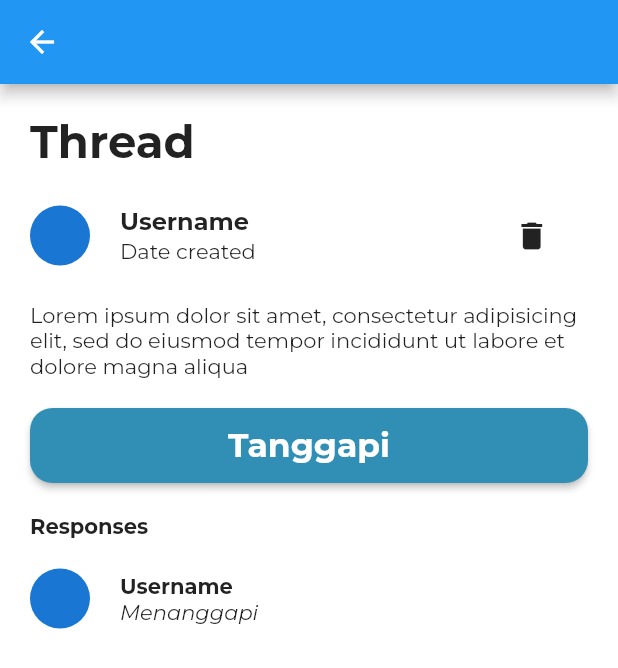
After one commit to asbp/edu-life, a Flutter app: the Thread screen opened directly, on a phone screen of 412 x 824 dp. The commit adds this screen. Shown: the top 668 px of the screen. Run offline on Flutter 3.47's test engine with Material 2 defaults, Android fonts, the phone set to English and light mode, and no system bars; project files that could hold a hidden picture were left out.

Commit message:
add Thread page

```diff
--- a/lib/src/ui/pages/forum/page_forum_dashboard.dart
+++ b/lib/src/ui/pages/forum/page_forum_dashboard.dart
@@ -1,3 +1,4 @@
+import 'package:edu_life/src/ui/pages/thread/thread.dart';
 import 'package:flutter/material.dart';
 
 import '../../../constants/constant_main.dart';
@@ -12,8 +13,7 @@ class _ForumState extends State<ForumDashbardPage> {
   @override
   Widget build(BuildContext context) {
     return Scaffold(
-      body: Container(
-        child: Column(
+      body: Column(
           children: <Widget>[
             Container(
               height: 150,
@@ -65,17 +65,29 @@ class _ForumState extends State<ForumDashbardPage> {
             ),
             Container(
               // padding: const EdgeInsets.only(left: 30, top: 25, right: 30),
-              height: 450,
+              height: 460,
               // children: <Widget>[
               child: ListView.builder(
                 itemBuilder: (BuildContext context, int index) {
                   return Padding(
                       padding: EdgeInsets.symmetric(vertical: 5),
-                      child: ForumItemWidget(
-                        onClicked: () {},
-                        title: "Title",
-                        username: "Anonymous",
-                      ));
+                      child: GestureDetector(
+                        onTap: (){
+                          print("klik");
+                          Navigator.pushReplacement(
+                            context,
+                            MaterialPageRoute(
+                              builder: (context) => Thread()
+                            )
+                          );
+                        },
+                        child: ForumItemWidget(
+                          onClicked: () {},
+                          title: "Title",
+                          username: "Anonymous",
+                      )
+                      )
+                    );
                 },
                 itemCount: 100,
               ),
@@ -83,7 +95,6 @@ class _ForumState extends State<ForumDashbardPage> {
             ),
           ],
         ),
-      ),
       floatingActionButton: FloatingActionButton(
         onPressed: () {},
         child: Icon(Icons.add),
--- /dev/null
+++ b/lib/src/ui/pages/thread/thread.dart
@@ -0,0 +1,80 @@
+import 'package:edu_life/src/constants/constant_main.dart';
+import 'package:edu_life/src/ui/widgets/buttons/button_primary.dart';
+import 'package:edu_life/src/ui/widgets/widget_forum_response.dart';
+import 'package:flutter/material.dart';
+
+class Thread extends StatefulWidget {
+  @override
+  _ThreadState createState() => _ThreadState();
+}
+
+class _ThreadState extends State<Thread> {
+  @override
+  Widget build(BuildContext context) {
+    return Scaffold(
+      appBar: AppBar(
+        leading: BackButton(
+          onPressed: (){},
+        ),
+      ),
+      body: ListView(
+        padding: EdgeInsets.all(20),
+        children: <Widget>[
+          Text(
+            "Thread",
+            style: TextStyle(
+              fontSize: 30,
+              fontWeight: FontWeight.bold
+            ),
+          ),
+          SizedBox(height: 20),
+          Row(
+
+            children: <Widget>[
+              CircleAvatar(),
+              SizedBox(width: 20,),
+              Column(
+                crossAxisAlignment: CrossAxisAlignment.start,
+                children: <Widget>[
+                  Text(
+                    "Username",
+                    style: TextStyle(
+                      fontSize: 16,
+                      fontWeight: FontWeight.bold
+                    ),
+                  ),
+                  Text(
+                    "Date created",
+                  )
+                ],
+              ),
+              SizedBox(width: 160,),
+              IconButton(
+                icon: Icon(Icons.delete),
+                onPressed: (){},
+              )
+            ],
+          ),
+          SizedBox(height: 20),
+          Text(
+            "Lorem ipsum dolor sit amet, consectetur adipisicing elit, sed do eiusmod tempor incididunt ut labore et dolore magna aliqua",
+          ),
+          SizedBox(height: 20),
+          ButtonPrimary(
+            onClick: (){},
+            text: "Tanggapi",
+          ),
+          SizedBox(height: 20),
+          Text(
+            "Responses",
+            style: TextStyle(
+              fontWeight: FontWeight.bold
+            ),
+          ),
+          SizedBox(height: 20),
+          ForumResponse()
+        ],
+      ),
+    );
+  }
+}
--- a/lib/src/ui/widgets/buttons/button_primary.dart
+++ b/lib/src/ui/widgets/buttons/button_primary.dart
@@ -15,7 +15,7 @@ class ButtonPrimary extends StatelessWidget {
   @override
   Widget build(BuildContext context) {
     return RaisedButton(
-      shape: RoundedRectangleBorder(borderRadius: BorderRadius.circular(40)),
+      shape: RoundedRectangleBorder(borderRadius: BorderRadius.circular(15)),
       onPressed: onClick,
       color: colorSecondary,
       child: Container(
@@ -26,7 +26,8 @@ class ButtonPrimary extends StatelessWidget {
             text,
             style: TextStyle(
               color: Colors.white,
-              fontSize: 25,
+              fontWeight: FontWeight.bold,
+              fontSize: 22,
             ),
           ),
         ),
--- /dev/null
+++ b/lib/src/ui/widgets/widget_forum_response.dart
@@ -0,0 +1,39 @@
+import 'package:flutter/material.dart';
+
+class ForumResponse extends StatelessWidget {
+  @override
+  Widget build(BuildContext context) {
+    return Container(
+      // padding: EdgeInsets.all(10),
+      child: Row(
+        children: <Widget>[
+          CircleAvatar(),
+          SizedBox(width: 20,),
+          Column(
+            crossAxisAlignment: CrossAxisAlignment.start,
+            children: <Widget>[
+              Align(
+                alignment: Alignment.centerLeft,
+                child: Text(
+                  "Username",
+                  style: TextStyle(
+                    fontWeight: FontWeight.bold
+                  ),
+                ),
+              ),
+              Align(
+                alignment: Alignment.centerLeft,
+                child: Text(
+                  "Menanggapi",
+                  style: TextStyle(
+                    fontStyle: FontStyle.italic
+                  ),
+                ),
+              ),
+            ],
+          )
+        ],
+      )
+    );
+  }
+}
--- a/pubspec.yaml
+++ b/pubspec.yaml
@@ -39,7 +39,7 @@ dependencies:
   cookie_jar: ^1.0.0
   sqflite: ^1.2.0
   flutter_phoenix: ^0.1.0
-  flutter_secure_storage: ^3.3.1+1
+  # flutter_secure_storage: ^3.3.3
   equatable: ^1.1.0
   bloc: ^3.0.0
   flutter_bloc: ^3.2.0
```
Also changed, not shown: lib/src/ui/pages/register/page_register.dart (+5 -3 lines), pubspec.lock.
